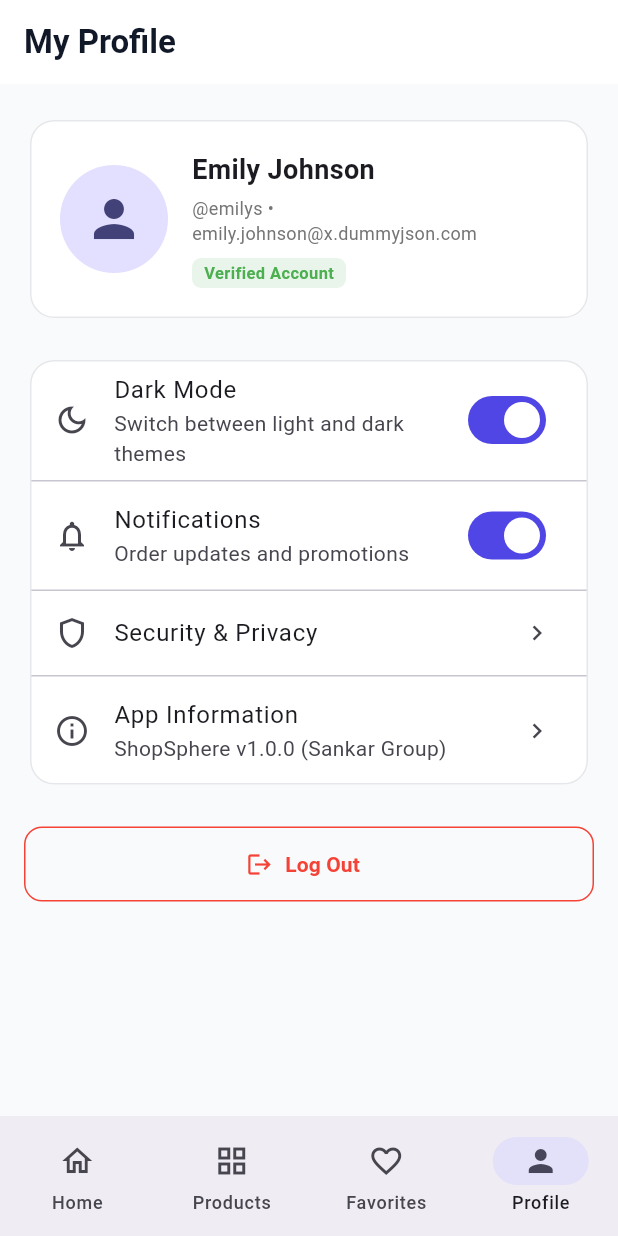
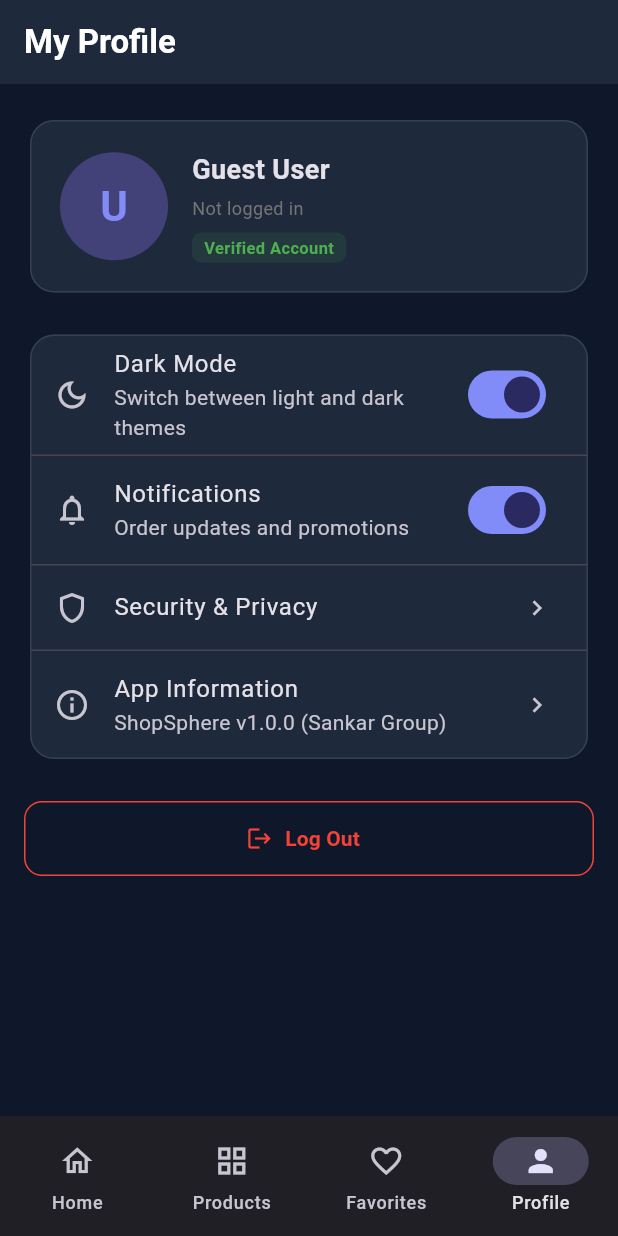
Before and after one commit to sagarkharbikar25/SKGROUP-, a Flutter app: the ProfileScreen screen opened by its route, after a tap on "Dark Mode", on a phone screen of 412 x 824 dp. Run offline on Flutter 3.47's test engine with Material 3 defaults, Android fonts, the phone set to English and light mode, and no system bars; our stand-ins replace cached_network_image, dio, flutter_riverpod, flutter_secure_storage, go_router, shared_preferences; accounts and stored records are empty; network calls fail.

Commit message:
feat(integration): wire UI to live riverpod providers, add test suites, demo script, and README

```diff
--- a/lib/app.dart
+++ b/lib/app.dart
@@ -1,18 +1,22 @@
 import 'package:flutter/material.dart';
+import 'package:flutter_riverpod/flutter_riverpod.dart';
 import 'core/theme/app_theme.dart';
+import 'core/theme/theme_controller.dart';
 import 'core/router/app_router.dart';
 
-class ShopSphereApp extends StatelessWidget {
+class ShopSphereApp extends ConsumerWidget {
   const ShopSphereApp({super.key});
 
   @override
-  Widget build(BuildContext context) {
+  Widget build(BuildContext context, WidgetRef ref) {
+    final themeMode = ref.watch(themeControllerProvider);
+
     return MaterialApp.router(
       title: 'ShopSphere',
       debugShowCheckedModeBanner: false,
       theme: AppTheme.lightTheme,
       darkTheme: AppTheme.darkTheme,
-      themeMode: ThemeMode.system,
+      themeMode: themeMode,
       routerConfig: appRouter,
     );
   }
--- a/lib/core/router/app_router.dart
+++ b/lib/core/router/app_router.dart
@@ -33,7 +33,7 @@ final GoRouter appRouter = GoRouter(
       path: '/signup',
       builder: (context, state) => const SignupScreen(),
     ),
-    // Stateful nested navigation for bottom bar
+    // Bottom navigation shell
     StatefulShellRoute.indexedStack(
       builder: (context, state, navigationShell) {
         return ScaffoldWithNavBar(navigationShell: navigationShell);
@@ -77,7 +77,6 @@ final GoRouter appRouter = GoRouter(
         ),
       ],
     ),
-    // Product Details route outside bottom nav
     GoRoute(
       parentNavigatorKey: _rootNavigatorKey,
       path: '/products/:id',
@@ -86,7 +85,6 @@ final GoRouter appRouter = GoRouter(
         if (product != null) {
           return ProductDetailsScreen(product: product);
         }
-        // Fallback placeholder if opened directly via URL
         return const Scaffold(
           body: Center(child: Text('Product details not available')),
         );
--- a/lib/features/favorites/presentation/favorites_screen.dart
+++ b/lib/features/favorites/presentation/favorites_screen.dart
@@ -1,42 +1,23 @@
 import 'package:flutter/material.dart';
+import 'package:flutter_riverpod/flutter_riverpod.dart';
 import 'package:go_router/go_router.dart';
-import '../../products/data/models/product_model.dart';
+import '../application/favorites_notifier.dart';
 import '../../products/presentation/widgets/product_card.dart';
 import '../../../core/widgets/state_views.dart';
 
-class FavoritesScreen extends StatefulWidget {
+class FavoritesScreen extends ConsumerWidget {
   const FavoritesScreen({super.key});
 
   @override
-  State<FavoritesScreen> createState() => _FavoritesScreenState();
-}
+  Widget build(BuildContext context, WidgetRef ref) {
+    final favorites = ref.watch(favoritesNotifierProvider);
+    final favoritesNotifier = ref.watch(favoritesNotifierProvider.notifier);
 
-class _FavoritesScreenState extends State<FavoritesScreen> {
-  // Sample favorited items for Phase 1 frontend review
-  final List<Product> _favoriteProducts = [
-    const Product(
-      id: 1,
-      title: 'Essence Mascara Lash Princess',
-      description: 'The Essence Mascara Lash Princess is a popular mascara known for its volumizing and lengthening effects.',
-      category: 'beauty',
-      price: 9.99,
-      discountPercentage: 7.17,
-      rating: 4.94,
-      stock: 5,
-      tags: ['beauty', 'mascara'],
-      brand: 'Essence',
-      thumbnail: 'https://cdn.dummyjson.com/products/images/beauty/Essence%20Mascara%20Lash%20Princess/thumbnail.png',
-      images: ['https://cdn.dummyjson.com/products/images/beauty/Essence%20Mascara%20Lash%20Princess/1.png'],
-    ),
-  ];
-
-  @override
-  Widget build(BuildContext context) {
     return Scaffold(
       appBar: AppBar(
         title: const Text('Saved Favorites', style: TextStyle(fontWeight: FontWeight.bold)),
       ),
-      body: _favoriteProducts.isEmpty
+      body: favorites.isEmpty
           ? EmptyView(
               icon: Icons.favorite_border_rounded,
               title: 'No favorites yet',
@@ -60,22 +41,14 @@ class _FavoritesScreenState extends State<FavoritesScreen> {
                     crossAxisSpacing: 12,
                     mainAxisSpacing: 12,
                   ),
-                  itemCount: _favoriteProducts.length,
+                  itemCount: favorites.length,
                   itemBuilder: (context, index) {
-                    final product = _favoriteProducts[index];
+                    final product = favorites[index];
                     return ProductCard(
                       product: product,
                       isFavorite: true,
                       onFavoriteToggle: () {
-                        setState(() {
-                          _favoriteProducts.removeAt(index);
-                        });
-                        ScaffoldMessenger.of(context).showSnackBar(
-                          const SnackBar(
-                            content: Text('Removed from favorites'),
-                            duration: Duration(seconds: 1),
-                          ),
-                        );
+                        favoritesNotifier.toggleFavorite(product);
                       },
                       onTap: () => context.push('/products/${product.id}', extra: product),
                     );
--- a/lib/features/products/presentation/products_screen.dart
+++ b/lib/features/products/presentation/products_screen.dart
@@ -1,108 +1,55 @@
 import 'package:flutter/material.dart';
+import 'package:flutter_riverpod/flutter_riverpod.dart';
 import 'package:go_router/go_router.dart';
-import '../data/models/product_model.dart';
+import '../application/product_list_notifier.dart';
+import '../../favorites/application/favorites_notifier.dart';
 import 'widgets/product_card.dart';
 import 'widgets/search_filter_bar.dart';
 import 'widgets/sort_bottom_sheet.dart';
 import '../../../core/widgets/state_views.dart';
 
-class ProductsScreen extends StatefulWidget {
+class ProductsScreen extends ConsumerStatefulWidget {
   const ProductsScreen({super.key});
 
   @override
-  State<ProductsScreen> createState() => _ProductsScreenState();
+  ConsumerState<ProductsScreen> createState() => _ProductsScreenState();
 }
 
-class _ProductsScreenState extends State<ProductsScreen> {
+class _ProductsScreenState extends ConsumerState<ProductsScreen> {
   final _searchController = TextEditingController();
-  String _searchQuery = '';
-  String? _selectedCategory;
-  String _sortBy = 'id';
-  String _order = 'asc';
+  final _scrollController = ScrollController();
 
-  // Sample static catalog for Phase 1 frontend review (Phase 3 wires to Riverpod)
-  final List<Product> _allProducts = const [
-    Product(
-      id: 1,
-      title: 'Essence Mascara Lash Princess',
-      description: 'The Essence Mascara Lash Princess is a popular mascara known for its volumizing and lengthening effects.',
-      category: 'beauty',
-      price: 9.99,
-      discountPercentage: 7.17,
-      rating: 4.94,
-      stock: 5,
-      tags: ['beauty', 'mascara'],
-      brand: 'Essence',
-      thumbnail: 'https://cdn.dummyjson.com/products/images/beauty/Essence%20Mascara%20Lash%20Princess/thumbnail.png',
-      images: ['https://cdn.dummyjson.com/products/images/beauty/Essence%20Mascara%20Lash%20Princess/1.png'],
-    ),
-    Product(
-      id: 2,
-      title: 'Eyeshadow Palette with Mirror',
-      description: 'The Eyeshadow Palette with Mirror offers a versatile range of eyeshadow shades.',
-      category: 'beauty',
-      price: 19.99,
-      discountPercentage: 5.5,
-      rating: 3.28,
-      stock: 44,
-      tags: ['beauty', 'eyeshadow'],
-      brand: 'Glamour Beauty',
-      thumbnail: 'https://cdn.dummyjson.com/products/images/beauty/Eyeshadow%20Palette%20with%20Mirror/thumbnail.png',
-      images: ['https://cdn.dummyjson.com/products/images/beauty/Eyeshadow%20Palette%20with%20Mirror/1.png'],
-    ),
-    Product(
-      id: 3,
-      title: 'Powder Canister',
-      description: 'The Powder Canister is a finely milled setting powder designed to set makeup.',
-      category: 'beauty',
-      price: 14.99,
-      discountPercentage: 18.14,
-      rating: 3.82,
-      stock: 59,
-      tags: ['beauty', 'powder'],
-      brand: 'Velvet Touch',
-      thumbnail: 'https://cdn.dummyjson.com/products/images/beauty/Powder%20Canister/thumbnail.png',
-      images: ['https://cdn.dummyjson.com/products/images/beauty/Powder%20Canister/1.png'],
-    ),
-    Product(
-      id: 4,
-      title: 'Red Lipstick',
-      description: 'The Red Lipstick is a classic and bold choice for adding a pop of color to your lips.',
-      category: 'beauty',
-      price: 12.99,
-      discountPercentage: 19.03,
-      rating: 2.51,
-      stock: 68,
-      tags: ['beauty', 'lipstick'],
-      brand: 'Chic Cosmetics',
-      thumbnail: 'https://cdn.dummyjson.com/products/images/beauty/Red%20Lipstick/thumbnail.png',
-      images: ['https://cdn.dummyjson.com/products/images/beauty/Red%20Lipstick/1.png'],
-    ),
-  ];
+  @override
+  void initState() {
+    super.initState();
+    _scrollController.addListener(_onScroll);
+  }
 
-  final List<String> _categories = const ['beauty', 'fragrances', 'furniture', 'groceries'];
-  final Set<int> _favoriteIds = {};
+  void _onScroll() {
+    if (_scrollController.position.pixels >= _scrollController.position.maxScrollExtent - 200) {
+      ref.read(productListNotifierProvider.notifier).loadMore();
+    }
+  }
 
   @override
   void dispose() {
     _searchController.dispose();
+    _scrollController.dispose();
     super.dispose();
   }
 
   void _openSortSheet() {
+    final catalogState = ref.read(productListNotifierProvider);
     showModalBottomSheet(
       context: context,
       shape: const RoundedRectangleBorder(
         borderRadius: BorderRadius.vertical(top: Radius.circular(20)),
       ),
       builder: (_) => SortBottomSheet(
-        currentSortBy: _sortBy,
-        currentOrder: _order,
+        currentSortBy: catalogState.sortBy,
+        currentOrder: catalogState.order,
         onSelect: (option) {
-          setState(() {
-            _sortBy = option.sortBy;
-            _order = option.order;
-          });
+          ref.read(productListNotifierProvider.notifier).setSort(option.sortBy, option.order);
         },
       ),
     );
@@ -110,14 +57,15 @@ class _ProductsScreenState extends State<ProductsScreen> {
 
   @override
   Widget build(BuildContext context) {
-    // Filtered list
-    final filtered = _allProducts.where((p) {
-      final matchesSearch = _searchQuery.isEmpty ||
-          p.title.toLowerCase().contains(_searchQuery.toLowerCase()) ||
-          p.brand.toLowerCase().contains(_searchQuery.toLowerCase());
-      final matchesCat = _selectedCategory == null || p.category == _selectedCategory;
-      return matchesSearch && matchesCat;
-    }).toList();
+    final catalogState = ref.watch(productListNotifierProvider);
+    final categoriesAsync = ref.watch(categoriesProvider);
+    final favoritesNotifier = ref.watch(favoritesNotifierProvider.notifier);
+    final favoriteProducts = ref.watch(favoritesNotifierProvider);
+
+    final categories = categoriesAsync.maybeWhen(
+      data: (cats) => cats.map((c) => c.slug).toList(),
+      orElse: () => <String>[],
+    );
 
     return Scaffold(
       appBar: AppBar(
@@ -125,58 +73,116 @@ class _ProductsScreenState extends State<ProductsScreen> {
       ),
       body: Column(
         children: [
+          // Stale / Offline Banner
+          if (catalogState.isStale)
+            Container(
+              width: double.infinity,
+              padding: const EdgeInsets.symmetric(horizontal: 16, vertical: 8),
+              color: Colors.amber.shade100,
+              child: Row(
+                children: [
+                  Icon(Icons.cloud_off_rounded, size: 18, color: Colors.amber.shade900),
+                  const SizedBox(width: 8),
+                  Expanded(
+                    child: Text(
+                      'Offline Mode — Showing saved catalog data',
+                      style: TextStyle(
+                        fontSize: 12,
+                        fontWeight: FontWeight.w600,
+                        color: Colors.amber.shade900,
+                      ),
+                    ),
+                  ),
+                ],
+              ),
+            ),
+
+          // Search & Filter Bar
           SearchFilterBar(
             searchController: _searchController,
-            onSearchChanged: (val) => setState(() => _searchQuery = val),
-            categories: _categories,
-            selectedCategory: _selectedCategory,
-            onCategorySelected: (cat) => setState(() => _selectedCategory = cat),
+            onSearchChanged: (val) {
+              ref.read(productListNotifierProvider.notifier).search(val);
+            },
+            categories: categories,
+            selectedCategory: catalogState.category,
+            onCategorySelected: (cat) {
+              ref.read(productListNotifierProvider.notifier).filterCategory(cat);
+            },
             onSortTap: _openSortSheet,
           ),
+
+          // Catalog Content
           Expanded(
-            child: filtered.isEmpty
+            child: catalogState.isLoading
+                ? const LoadingView(message: 'Loading products...')
+                : catalogState.errorMessage != null && catalogState.products.isEmpty
+                    ? ErrorView(
+                        message: catalogState.errorMessage!,
+                        onRetry: () => ref.read(productListNotifierProvider.notifier).loadInitial(),
+                      )
+                    : catalogState.products.isEmpty
                         ? const EmptyView(
                             title: 'No products found',
-                    message: 'No items match your search or filter criteria.',
+                            message: 'Try adjusting your search query or category filters.',
                           )
-                : LayoutBuilder(
+                        : RefreshIndicator(
+                            onRefresh: () =>
+                                ref.read(productListNotifierProvider.notifier).loadInitial(),
+                            child: LayoutBuilder(
                               builder: (context, constraints) {
-                      // Responsive column count based on width:
-                      // <600dp: 2 columns, 600-900dp: 3 columns, >900dp: 4 columns
                                 final int crossAxisCount = constraints.maxWidth < 600
                                     ? 2
                                     : (constraints.maxWidth < 900 ? 3 : 4);
 
-                      return GridView.builder(
-                        padding: const EdgeInsets.symmetric(horizontal: 16.0, vertical: 8.0),
+                                return CustomScrollView(
+                                  controller: _scrollController,
+                                  physics: const AlwaysScrollableScrollPhysics(),
+                                  slivers: [
+                                    SliverPadding(
+                                      padding: const EdgeInsets.symmetric(
+                                          horizontal: 16.0, vertical: 8.0),
+                                      sliver: SliverGrid(
                                         gridDelegate: SliverGridDelegateWithFixedCrossAxisCount(
                                           crossAxisCount: crossAxisCount,
                                           childAspectRatio: 0.68,
                                           crossAxisSpacing: 12,
                                           mainAxisSpacing: 12,
                                         ),
-                        itemCount: filtered.length,
-                        itemBuilder: (context, index) {
-                          final product = filtered[index];
-                          final isFav = _favoriteIds.contains(product.id);
+                                        delegate: SliverChildBuilderDelegate(
+                                          (context, index) {
+                                            final product = catalogState.products[index];
+                                            final isFav = favoriteProducts
+                                                .any((p) => p.id == product.id);
 
                                             return ProductCard(
                                               product: product,
                                               isFavorite: isFav,
                                               onFavoriteToggle: () {
-                              setState(() {
-                                if (isFav) {
-                                  _favoriteIds.remove(product.id);
-                                } else {
-                                  _favoriteIds.add(product.id);
-                                }
-                              });
+                                                favoritesNotifier.toggleFavorite(product);
                                               },
-                            onTap: () => context.push('/products/${product.id}', extra: product),
+                                              onTap: () => context.push(
+                                                '/products/${product.id}',
+                                                extra: product,
+                                              ),
                                             );
                                           },
+                                          childCount: catalogState.products.length,
+                                        ),
+                                      ),
+                                    ),
+                                    if (catalogState.isLoadingMore)
+                                      const SliverToBoxAdapter(
+                                        child: Padding(
+                                          padding: EdgeInsets.symmetric(vertical: 24.0),
+                                          child: Center(
+                                            child: CircularProgressIndicator(),
+                                          ),
+                                        ),
+                                      ),
+                                  ],
                                 );
                               },
+                            ),
                           ),
           ),
         ],
--- a/lib/features/profile/presentation/profile_screen.dart
+++ b/lib/features/profile/presentation/profile_screen.dart
@@ -1,15 +1,17 @@
 import 'package:flutter/material.dart';
+import 'package:flutter_riverpod/flutter_riverpod.dart';
 import 'package:go_router/go_router.dart';
+import '../../../core/theme/theme_controller.dart';
+import '../../auth/application/auth_controller.dart';
 
-class ProfileScreen extends StatefulWidget {
+class ProfileScreen extends ConsumerStatefulWidget {
   const ProfileScreen({super.key});
 
   @override
-  State<ProfileScreen> createState() => _ProfileScreenState();
+  ConsumerState<ProfileScreen> createState() => _ProfileScreenState();
 }
 
-class _ProfileScreenState extends State<ProfileScreen> {
-  bool _isDarkMode = false;
+class _ProfileScreenState extends ConsumerState<ProfileScreen> {
   bool _notificationsEnabled = true;
 
   void _showLogoutDialog() {
@@ -24,9 +26,12 @@ class _ProfileScreenState extends State<ProfileScreen> {
             child: const Text('Cancel'),
           ),
           FilledButton(
-            onPressed: () {
+            onPressed: () async {
               Navigator.pop(context);
-              context.go('/login');
+              await ref.read(authControllerProvider.notifier).logout();
+              if (mounted) {
+                context.go('/login');
+              }
             },
             child: const Text('Log Out'),
           ),
@@ -38,6 +43,13 @@ class _ProfileScreenState extends State<ProfileScreen> {
   @override
   Widget build(BuildContext context) {
     final theme = Theme.of(context);
+    final authState = ref.watch(authControllerProvider);
+    final themeMode = ref.watch(themeControllerProvider);
+    final user = authState.user;
+
+    final isDark = themeMode == ThemeMode.dark ||
+        (themeMode == ThemeMode.system &&
+            MediaQuery.of(context).platformBrightness == Brightness.dark);
 
     return Scaffold(
       appBar: AppBar(
@@ -56,20 +68,31 @@ class _ProfileScreenState extends State<ProfileScreen> {
                     CircleAvatar(
                       radius: 36,
                       backgroundColor: theme.colorScheme.primaryContainer,
-                      child: const Icon(Icons.person, size: 40),
+                      child: Text(
+                        (user?.firstName.isNotEmpty ?? false)
+                            ? user!.firstName[0].toUpperCase()
+                            : 'U',
+                        style: TextStyle(
+                          fontSize: 28,
+                          fontWeight: FontWeight.bold,
+                          color: theme.colorScheme.primary,
+                        ),
+                      ),
                     ),
                     const SizedBox(width: 16),
                     Expanded(
                       child: Column(
                         crossAxisAlignment: CrossAxisAlignment.start,
                         children: [
-                          const Text(
-                            'Emily Johnson',
-                            style: TextStyle(fontSize: 18, fontWeight: FontWeight.bold),
+                          Text(
+                            user?.fullName.isNotEmpty ?? false
+                                ? user!.fullName
+                                : 'Guest User',
+                            style: const TextStyle(fontSize: 18, fontWeight: FontWeight.bold),
                           ),
                           const SizedBox(height: 4),
                           Text(
-                            '@emilys • emily.johnson@x.dummyjson.com',
+                            user?.email ?? 'Not logged in',
                             style: TextStyle(color: Colors.grey.shade600, fontSize: 12),
                           ),
                           const SizedBox(height: 8),
@@ -105,8 +128,12 @@ class _ProfileScreenState extends State<ProfileScreen> {
                     secondary: const Icon(Icons.dark_mode_outlined),
                     title: const Text('Dark Mode'),
                     subtitle: const Text('Switch between light and dark themes'),
-                    value: _isDarkMode,
-                    onChanged: (val) => setState(() => _isDarkMode = val),
+                    value: isDark,
+                    onChanged: (val) {
+                      ref
+                          .read(themeControllerProvider.notifier)
+                          .setThemeMode(val ? ThemeMode.dark : ThemeMode.light);
+                    },
                   ),
                   const Divider(height: 1),
                   SwitchListTile(
@@ -140,7 +167,8 @@ class _ProfileScreenState extends State<ProfileScreen> {
             OutlinedButton.icon(
               onPressed: _showLogoutDialog,
               icon: const Icon(Icons.logout, color: Colors.red),
-              label: const Text('Log Out', style: TextStyle(color: Colors.red, fontWeight: FontWeight.bold)),
+              label: const Text('Log Out',
+                  style: TextStyle(color: Colors.red, fontWeight: FontWeight.bold)),
               style: OutlinedButton.styleFrom(
                 minimumSize: const Size(double.infinity, 50),
                 side: const BorderSide(color: Colors.red),
```
Also changed, not shown: lib/features/auth/presentation/login_screen.dart (+26 -17 lines), lib/main.dart (+10 -2 lines), 4 other files. Lines whose indentation alone changed are shown as unchanged.
